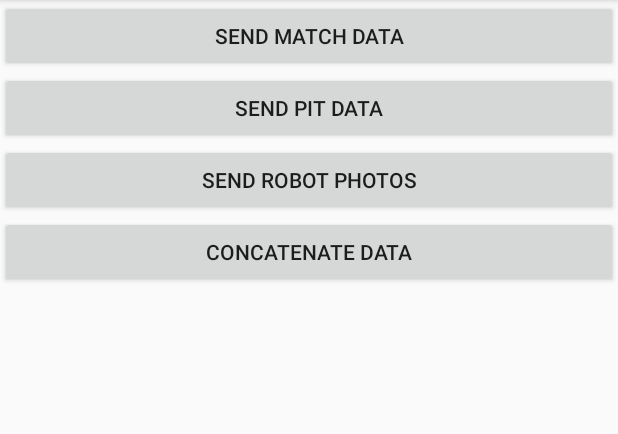
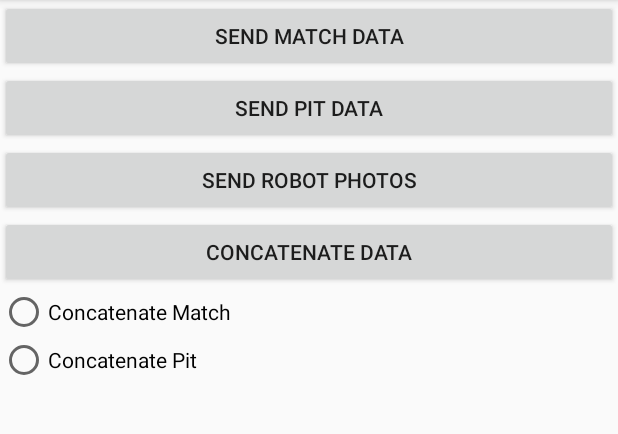
Before and after one commit to FRCTeam107/Scouting2018, an Android app: the SendDataActivity screen opened directly, with no data from a screen before it, after a tap on "CONCATENATE DATA", on a phone screen of 412 x 824 dp, the part 84-518 px from its top. Run offline under Robolectric (Android 15) with nearby library versions, the phone set to English and light mode, and no system bars; our stand-ins replace ButterKnife.

Commit message:
David R - shows notifications to indicate if the matches were concatenated successfully, can choose match or pit to concatenate, fixed notifications in pit

```diff
--- a/app/src/main/java/com/example/vande/scouting2018/PitActivity.java
+++ b/app/src/main/java/com/example/vande/scouting2018/PitActivity.java
@@ -391,10 +391,10 @@ public class PitActivity extends AppCompatActivity implements View.OnKeyListener
             out.close();
             outputStream.close();
 
-            Toast.makeText(this, "Photo taken!", Toast.LENGTH_LONG);
+            Toast.makeText(this, "Photo taken!", Toast.LENGTH_SHORT).show();
         } catch (IOException e) {
             Log.d("Scouting", e.getMessage());
-            Toast.makeText(this, "Failed to save photo. Try again!", Toast.LENGTH_LONG);
+            Toast.makeText(this, "Failed to save photo. Try again!", Toast.LENGTH_LONG).show();
         }
     }
 
--- a/app/src/main/java/com/example/vande/scouting2018/SendDataActivity.java
+++ b/app/src/main/java/com/example/vande/scouting2018/SendDataActivity.java
@@ -19,6 +19,8 @@ import android.util.Log;
 import android.view.Menu;
 import android.view.MenuItem;
 import android.view.View;
+import android.widget.RadioButton;
+import android.widget.RadioGroup;
 import android.widget.Toast;
 
 import java.io.BufferedReader;
@@ -32,6 +34,8 @@ import java.io.InputStreamReader;
 import java.util.ArrayList;
 import java.util.List;
 
+import butterknife.BindView;
+import butterknife.ButterKnife;
 import utils.FormatStringUtils;
 import utils.PermissionUtils;
 
@@ -43,11 +47,15 @@ import static android.os.Environment.getExternalStorageDirectory;
 
 public class SendDataActivity extends AppCompatActivity {
 
+    @BindView(R.id.matchOrPit_RadiobtnGrp)
+    public RadioGroup matchOrPitRadiobtnGrp;
 
     @Override
     protected void onCreate(Bundle savedInstanceState) {
         super.onCreate(savedInstanceState);
         setContentView(R.layout.activity_send_data);
+
+        ButterKnife.bind(this);
     }
 
     /* This method will display the options menu when the icon is pressed
@@ -79,7 +87,10 @@ public class SendDataActivity extends AppCompatActivity {
     public void concatenateData(View view) {
         if(PermissionUtils.getPermissions(this, Manifest.permission.READ_EXTERNAL_STORAGE) &&
                 PermissionUtils.getPermissions(this, Manifest.permission.READ_EXTERNAL_STORAGE)) {
-            String dir = "storage/emulated/0/Scouting/";
+            RadioButton radioButton = findViewById(matchOrPitRadiobtnGrp.getCheckedRadioButtonId());
+
+            if(radioButton != null) {
+                String dir = Environment.getExternalStorageDirectory() + "/Scouting";
 
                 File folder = new File(dir);
                 File[] files = folder.listFiles();
@@ -89,23 +100,35 @@ public class SendDataActivity extends AppCompatActivity {
                 BufferedReader bufferedReader;
                 FileOutputStream fileOutputStream;
 
+                String type = radioButton.getText().toString().contains("Match") ? "Match" : "Pit";
+
+                if (files != null) {
                     try {
-                for (int i = 0; i < files.length; i++) {
-                    fileReader = new FileReader(files[i]);
+                        for (File file : files) {
+                            if (file.getName().contains(type)) {
+                                fileReader = new FileReader(file);
                                 bufferedReader = new BufferedReader(fileReader);
 
                                 String line;
-                    while((line = bufferedReader.readLine()) != null) {
+                                while ((line = bufferedReader.readLine()) != null) {
                                     builder.append(line + '\n');
                                 }
                             }
-                fileOutputStream = new FileOutputStream(new File(dir,"new.csv"), false);
+                        }
+                        fileOutputStream = new FileOutputStream(new File(dir, "new.csv"), false);
                         fileOutputStream.write("teamNumber,matchNumber,startingLocation,baseline,autoCubesInSwitch,autoCubesInScale,numberOfCubesInExchange,numberOfCubesInTheirSwitch,numberOfCubesInOpSwitch,NumberOfCubesInScale,cubePickup,climb,canHelpOthersClimb,onPlatform,defense,fouls,scouterInitials".getBytes());
                         fileOutputStream.write(builder.toString().getBytes());
                         fileOutputStream.close();
 
-            } catch(IOException e) {
+                        Toast.makeText(this, "Successfully concatenated " + type + " data to new.csv!", Toast.LENGTH_LONG).show();
+
+                    } catch (IOException e) {
                         Log.d("Scouting", e.getMessage());
+                        Toast.makeText(this, "Failed to concatenate data.", Toast.LENGTH_LONG).show();
+                    }
+                }
+            } else {
+                Toast.makeText(this, "Select an option!", Toast.LENGTH_SHORT).show();
             }
         }
     }
--- a/app/src/main/res/layout/activity_send_data.xml
+++ b/app/src/main/res/layout/activity_send_data.xml
@@ -26,4 +26,23 @@
         android:text="Concatenate Data"
         android:onClick="concatenateData"/>
 
+    <RadioGroup
+        android:id="@+id/matchOrPit_RadiobtnGrp"
+        android:layout_width="wrap_content"
+        android:layout_height="wrap_content"
+        android:orientation="vertical">
+
+        <RadioButton
+            android:id="@+id/match_btn"
+            android:layout_width="wrap_content"
+            android:layout_height="wrap_content"
+            android:text="@string/concatenateMatch" />
+
+        <RadioButton
+            android:id="@+id/pit_btn"
+            android:layout_width="wrap_content"
+            android:layout_height="wrap_content"
+            android:text="@string/concatenatePit" />
+    </RadioGroup>
+
 </LinearLayout>
--- a/app/src/main/res/values/strings.xml
+++ b/app/src/main/res/values/strings.xml
@@ -6,6 +6,9 @@
     <string name="submitInitials">Submit</string>
 
     <string name="mainAuthor">Developed by FRC Team 107</string>
+
+    <string name="concatenateMatch">Concatenate Match</string>
+    <string name="concatenatePit">Concatenate Pit</string>
 
     <!--Auton Strings-->
     <string name="teamNumberHeading">Team Number</string>
```
Lines whose indentation alone changed are shown as unchanged.
